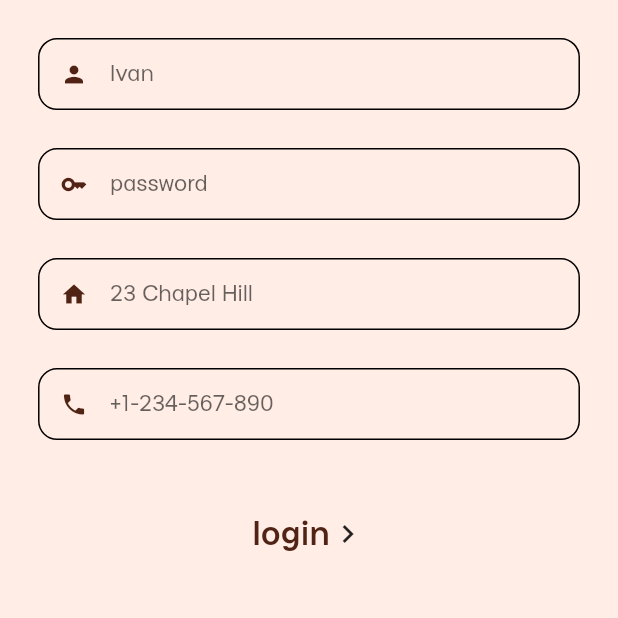
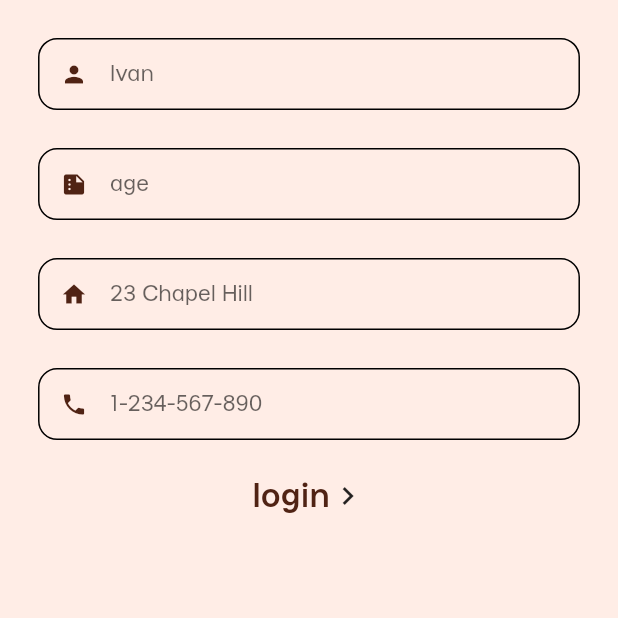
Before and after one commit to evgesha1247/eda2, a Flutter app: the AuthScreen screen opened by its route, on a phone screen of 412 x 824 dp, the top half of it. Run offline on Flutter 3.47's test engine with Material 2 defaults, Android fonts, the phone set to English and light mode, and no system bars; our stand-ins replace cloud_firestore, dots_indicator, firebase_core, flutter_slidable, get, hive and 2 more; missing offline and left inert: bottom_nav_bar, splash_screen_view; accounts and stored records are empty.

Commit message:
перезаписать

```diff
--- a/lib/object/user_object.dart
+++ b/lib/object/user_object.dart
@@ -1,12 +1,21 @@
 class User {
+  String id;
   final String name;
   final int age;
   final String address;
   final String telephone;
   User({
+    this.id = '',
     required this.name,
     required this.age,
     required this.address,
     required this.telephone,
   });
+  Map<String, dynamic> toJson() => {
+        'id': id,
+        'name': name,
+        'age': age,
+        'address': address,
+        'telephone': telephone,
+      };
 }
--- a/lib/ui/screens/auth_screens/auth_screen.dart
+++ b/lib/ui/screens/auth_screens/auth_screen.dart
@@ -1,4 +1,6 @@
+import 'package:cloud_firestore/cloud_firestore.dart';
 import 'package:flutter/material.dart';
+import 'package:text/object/user_object.dart';
 import 'package:text/ui/widgets/text/big_text.dart';
 import '../../theme/theme_app.dart';
 
@@ -16,49 +18,57 @@ class AuthScreen extends StatelessWidget {
     );
   }
 }
+final _controllerName = TextEditingController();
+final _controllerAge = TextEditingController();
+final _controllerAdress = TextEditingController();
+final _controllerPhone = TextEditingController();
 
-class TextFieldWidget extends StatelessWidget {
-  const TextFieldWidget({super.key, required this.name, required this.icon});
-  final IconData icon;
-  final String name;
+class _AuthTextFieldWidget extends StatelessWidget {
+  const _AuthTextFieldWidget();
   @override
   Widget build(BuildContext context) {
     InputBorder styleSearch = OutlineInputBorder(
       borderRadius: BorderRadius.all(Radius.circular(ThemeAppSize.kInterval12)),
       borderSide: const BorderSide(style: BorderStyle.solid),
     );
-    return TextField(
-      cursorColor: ThemeAppColor.kFrontColor,
-      decoration: InputDecoration(
+    InputDecoration decoration({required name, required icon}) =>
+        InputDecoration(
           isDense: true,
           fillColor: ThemeAppColor.kBGColor,
-        prefixIcon: Icon(
-         icon,
-          color: ThemeAppColor.kFrontColor
-        ),
+          prefixIcon: Icon(icon, color: ThemeAppColor.kFrontColor),
           hintText: name,
           enabledBorder: styleSearch,
           focusedBorder: styleSearch,
-      ),
         );
-  }
-}
 
-class _AuthTextFieldWidget extends StatelessWidget {
-  const _AuthTextFieldWidget();
-  @override
-  Widget build(BuildContext context) {
     return Padding(
       padding: EdgeInsets.all(ThemeAppSize.kInterval24),
       child: Column(
         children: [
-          const TextFieldWidget(name: 'Ivan', icon: Icons.person),
+          TextField(
+            controller: _controllerName,
+            cursorColor: ThemeAppColor.kFrontColor,
+            decoration: decoration(name: 'Ivan', icon: Icons.person),
+          ),
           SizedBox(height: ThemeAppSize.kInterval24),
-          const TextFieldWidget(name: 'password', icon: Icons.key),
+          TextField(
+            controller: _controllerAge,
+            cursorColor: ThemeAppColor.kFrontColor,
+            decoration: decoration(name: 'age', icon: Icons.summarize),
+          ),
           SizedBox(height: ThemeAppSize.kInterval24),
-          const TextFieldWidget(name: '23 Chapel Hill', icon: Icons.home),
+          TextField(
+            controller: _controllerAdress,
+            cursorColor: ThemeAppColor.kFrontColor,
+            decoration: decoration(name: '23 Chapel Hill', icon: Icons.home),
+          ),
           SizedBox(height: ThemeAppSize.kInterval24),
-          const TextFieldWidget(name: '+1-234-567-890', icon: Icons.phone),
+          TextField(
+            controller: _controllerPhone,
+            keyboardType: TextInputType.phone,
+            cursorColor: ThemeAppColor.kFrontColor,
+            decoration: decoration(name: '1-234-567-890', icon: Icons.phone),
+          ),
         ],
       ),
     );
@@ -69,8 +79,24 @@ class _AuthButtonWidget extends StatelessWidget {
   const _AuthButtonWidget();
   @override
   Widget build(BuildContext context) {
-    return Padding(
-      padding: EdgeInsets.all(ThemeAppSize.kInterval24),
+
+Future<void> createUser(User user) async {
+      final docUser = FirebaseFirestore.instance.collection('users').doc();
+      user.id = docUser.id;
+      final json = user.toJson();
+      await docUser.set(json);
+    }
+
+    return GestureDetector(
+      onTap: () {
+        final user = User(
+          name: _controllerName.text,
+          age: int.parse(_controllerAge.text),
+          address: _controllerAdress.text,
+          telephone: _controllerPhone.text,
+        );
+        createUser(user);
+      },
       child: Row(
         mainAxisAlignment: MainAxisAlignment.center,
         children: const [
```
Also changed, not shown: 4 other files. Lines whose indentation alone changed are shown as unchanged.
